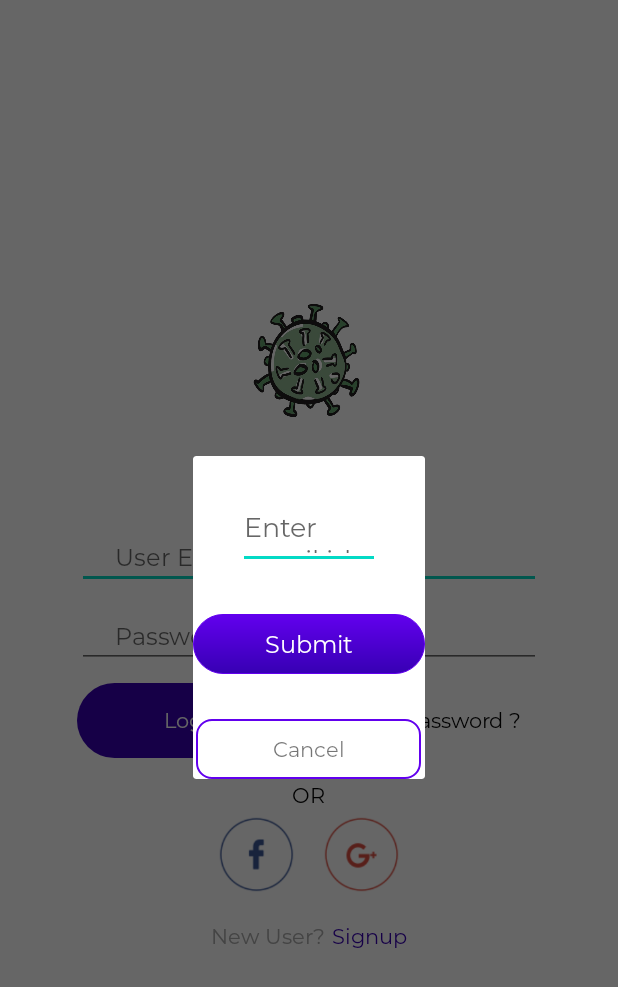
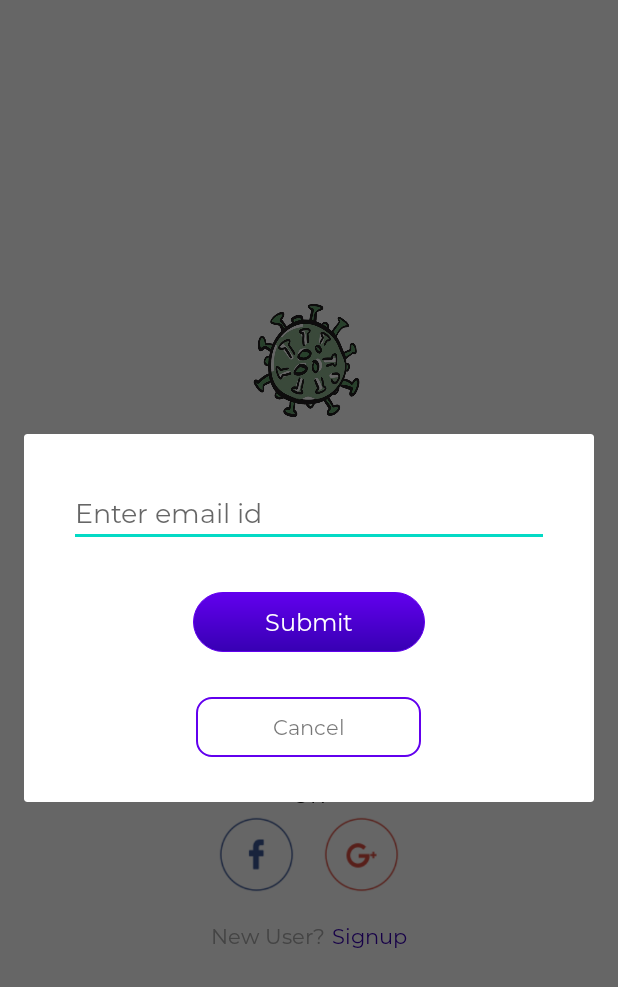
Before and after one commit to prakashkumar001/covid19-project, an Android app: the Login screen opened directly, with no data from a screen before it, after a tap on "Forgot Password ?", on a phone screen of 412 x 824 dp. Shown: the top 987 px of the screen. Run offline under Robolectric (Android 15) with nearby library versions, the phone set to English and light mode, and no system bars; our stand-ins replace CircleImageView; libraries missing offline, so code that uses them is left out: com.example.socialauth; 2 statements that could not run were skipped.

```diff
--- a/app/src/main/java/com/virus/covid19/account/Login.kt
+++ b/app/src/main/java/com/virus/covid19/account/Login.kt
@@ -6,8 +6,10 @@ import android.content.pm.PackageManager
 import android.os.Bundle
 import android.util.Base64
 import android.util.Log
+import android.view.Gravity
 import android.view.View
 import android.view.Window
+import android.view.WindowManager
 import android.widget.Toast
 import androidx.appcompat.app.AppCompatActivity
 import com.example.socialauth.facebook.FBInfo
@@ -251,6 +253,12 @@ class Login :AppCompatActivity(), View.OnClickListener{
         dialog.requestWindowFeature(Window.FEATURE_NO_TITLE)
         dialog.setCancelable(false)
         dialog.setContentView(R.layout.forget_pass)
+        val lp: WindowManager.LayoutParams = WindowManager.LayoutParams()
+        lp.copyFrom(dialog.window!!.attributes)
+        lp.width = WindowManager.LayoutParams.MATCH_PARENT
+        lp.height = WindowManager.LayoutParams.WRAP_CONTENT
+        lp.gravity = Gravity.CENTER
+        dialog.getWindow()?.setAttributes(lp);
         var email: CustomEditText = dialog.findViewById(R.id.email) as CustomEditText
 
         var dialogSubmit: CustomTextView = dialog.findViewById(R.id.submit) as CustomTextView
--- a/app/src/main/res/layout/forget_pass.xml
+++ b/app/src/main/res/layout/forget_pass.xml
@@ -3,6 +3,7 @@
     android:orientation="vertical"
     android:layout_width="match_parent"
     android:gravity="center"
+    android:layout_marginBottom="30dp"
     android:layout_height="match_parent">
 
     <com.virus.covid19.textview.CustomEditText
```
